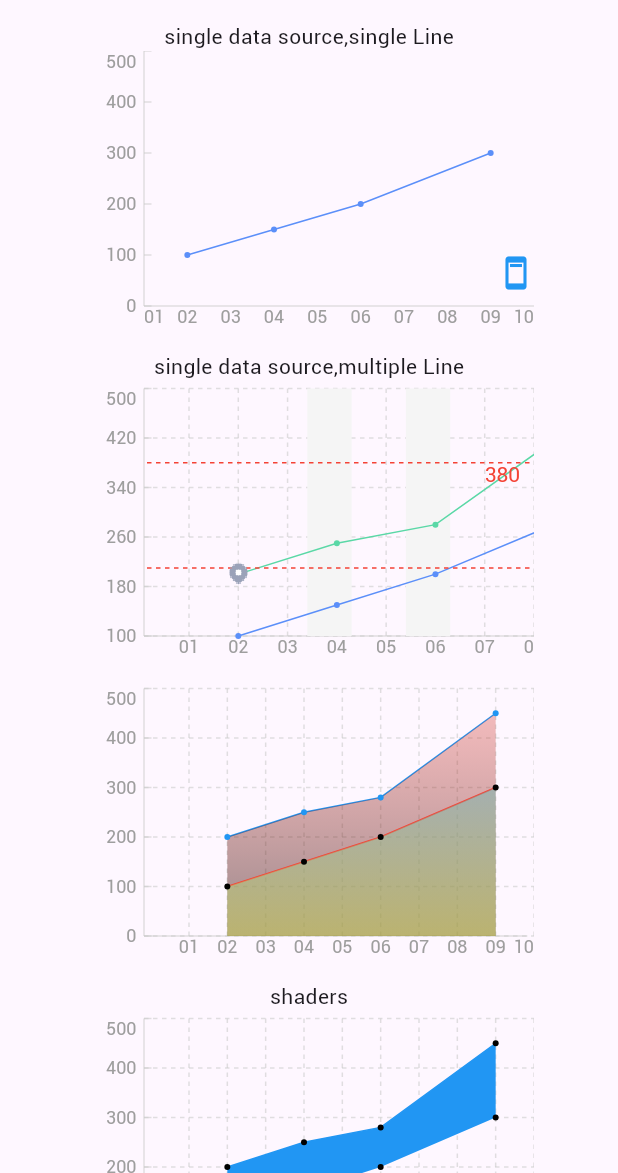
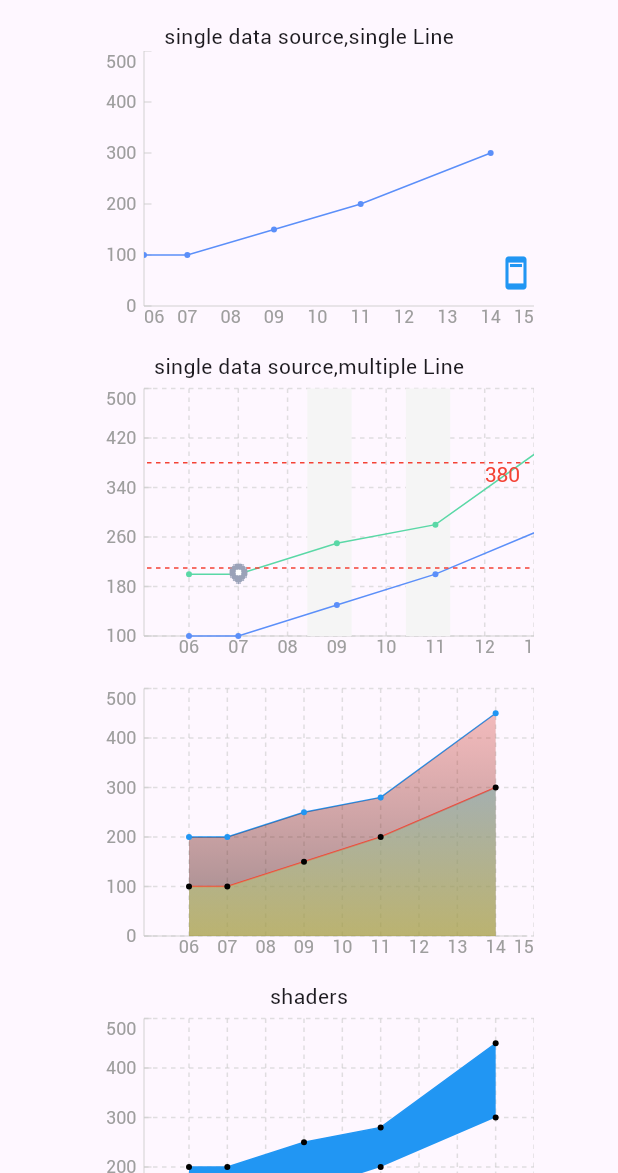
Before and after one commit to JDongKhan/flutter_chart, a Flutter app: the screen it shows after launch, after a tap on "Line", on a phone screen of 412 x 824 dp, the part 63-1236 px from its top. Run offline on Flutter 3.47's test engine with Material 3 defaults, Android fonts, the phone set to English and light mode, and no system bars; our stand-ins replace path_drawing.

Commit message:
调整最后一个位置的逻辑

```diff
--- a/example/lib/page/line_demo_page.dart
+++ b/example/lib/page/line_demo_page.dart
@@ -13,7 +13,7 @@ class LineChartDemoPage extends StatefulWidget {
 }
 
 class _LineChartDemoPageState extends State<LineChartDemoPage> {
-  final DateTime startTime = DateTime(2023, 1, 1);
+  final DateTime startTime = DateTime.now();
   ui.Image? logoImage;
 
   @override
@@ -29,6 +29,12 @@ class _LineChartDemoPageState extends State<LineChartDemoPage> {
   @override
   Widget build(BuildContext context) {
     final List<Map> dataList = [
+      {
+        'time': startTime.add(const Duration(days: 0)),
+        'value1': 100,
+        'value2': 200,
+        'value3': 300,
+      },
       {
         'time': startTime.add(const Duration(days: 1)),
         'value1': 100,
--- a/lib/src/coordinate/chart_dimensions_coordinate_render.dart
+++ b/lib/src/coordinate/chart_dimensions_coordinate_render.dart
@@ -7,8 +7,6 @@ typedef DimensionsChartCoordinateRender = ChartDimensionsCoordinateRender;
 
 /// 象限坐标系
 class ChartDimensionsCoordinateRender extends ChartCoordinateRender {
-
-
   ChartDimensionsCoordinateRender({
     super.margin = const EdgeInsets.only(left: 30, top: 0, right: 0, bottom: 25),
     super.padding = const EdgeInsets.only(left: 30, top: 0, right: 0, bottom: 0),
@@ -93,7 +91,10 @@ class ChartDimensionsCoordinateRender extends ChartCoordinateRender {
           vv = vv.toInt();
         }
         num yValue = vv;
-        Offset point = state.layout.transform.transformPoint(Offset(xStartValue * xAxis.density + offset.dx, yValue * yA.density), containPadding: false, adjustDirection: true);
+        Offset point = state.layout.transform.transformPoint(
+            Offset(xStartValue * xAxis.density + offset.dx, yValue * yA.density),
+            containPadding: false,
+            adjustDirection: true);
         //绘制文本
         if (yA.drawLabel) {
           String text = yA.formatter?.call(i) ?? '${min + vv}';
@@ -123,7 +124,11 @@ class ChartDimensionsCoordinateRender extends ChartCoordinateRender {
   ///绘制虚线
   void _drawYGridLine(ChartsState state, YAxis yA, Canvas canvas, Offset point, int index) {
     final Matrix4 matrix = Matrix4.identity()..translate(point.dx, point.dy);
-    canvas.drawPath(yA.getDashPath(index, Offset(state.layout.size.width - state.layout.margin.horizontal, 0)).transform(matrix.storage), yA.linePaint);
+    canvas.drawPath(
+        yA
+            .getDashPath(index, Offset(state.layout.size.width - state.layout.margin.horizontal, 0))
+            .transform(matrix.storage),
+        yA.linePaint);
   }
 
   ///绘制Y轴文本
@@ -152,14 +157,17 @@ class ChartDimensionsCoordinateRender extends ChartCoordinateRender {
 
   ///绘制y轴指示器
   void _drawYDivider(ChartsState state, YAxis yA, Canvas canvas, Offset point, num yValue) {
-    Offset endPoint = state.layout.transform.transformPoint(Offset(5, yValue * yA.density), containPadding: false, adjustDirection: true, yOffset: true);
+    Offset endPoint = state.layout.transform
+        .transformPoint(Offset(5, yValue * yA.density), containPadding: false, adjustDirection: true, yOffset: true);
     canvas.drawLine(point, endPoint, yA.linePaint);
   }
 
   ///绘制y轴line
   void _drawYLine(ChartsState state, YAxis yA, Canvas canvas) {
-    Offset startPoint = state.layout.transform.transformPoint(const Offset(0, 0), containPadding: false, adjustDirection: true);
-    Offset endPoint = state.layout.transform.transformPoint(Offset(0, (yA.max - yA.min) * yA.density), containPadding: false, adjustDirection: true);
+    Offset startPoint =
+        state.layout.transform.transformPoint(const Offset(0, 0), containPadding: false, adjustDirection: true);
+    Offset endPoint = state.layout.transform
+        .transformPoint(Offset(0, (yA.max - yA.min) * yA.density), containPadding: false, adjustDirection: true);
     canvas.drawLine(startPoint, endPoint, yA.linePaint);
   }
 
@@ -190,8 +198,10 @@ class ChartDimensionsCoordinateRender extends ChartCoordinateRender {
       }
       num xValue = interval * i;
 
-      Offset point = state.layout.transform.transformPoint(Offset(xValue * xAxis.density, 0), containPadding: true, adjustDirection: true, xOffset: true);
-      Offset nextPoint = state.layout.transform.transformPoint(Offset(interval * (i + 1) * xAxis.density, 0), containPadding: true, adjustDirection: true, xOffset: true);
+      Offset point = state.layout.transform.transformPoint(Offset(xValue * xAxis.density, 0),
+          containPadding: true, adjustDirection: true, xOffset: true);
+      Offset nextPoint = state.layout.transform.transformPoint(Offset(interval * (i + 1) * xAxis.density, 0),
+          containPadding: true, adjustDirection: true, xOffset: true);
       // // 判断下一个点是否超出，因为这个和下个点之间可能有文案要显示
       // // 避免多余绘制，只绘制屏幕内容
       if (nextPoint.dx < 0) {
@@ -201,8 +211,10 @@ class ChartDimensionsCoordinateRender extends ChartCoordinateRender {
       if (xAxis.drawLabel) {
         String? text = xAxis.formatter?.call(i);
         if (text != null) {
-          oft = _drawXTextPaint(xAxis, canvas, text, size, point.dx, point.dy,
-              first: (i == 0) && state.layout.transform.needAdjustFirst(), end: (i == count) && state.layout.transform.needAdjustLast());
+          bool adjustEnd = (i == count) && state.layout.transform.needAdjustLast();
+          bool adjustFirst = (i == 0) && state.layout.transform.needAdjustFirst();
+          oft = _drawXTextPaint(xAxis, canvas, text, state, point.dx, point.dy,
+              adjustFirst: adjustFirst, adjustEnd: adjustEnd);
         }
       }
       //根据调整过的位置再比较
@@ -217,7 +229,7 @@ class ChartDimensionsCoordinateRender extends ChartCoordinateRender {
           double left = state.layout.left + density * interval * newValue;
           left = state.layout.transform.withXScroll(left);
           if (newText != null) {
-            _drawXTextPaint(xAxis, canvas, newText, size, left, point.dy);
+            _drawXTextPaint(xAxis, canvas, newText, state, left, point.dy);
           }
         }
       }
@@ -251,17 +263,31 @@ class ChartDimensionsCoordinateRender extends ChartCoordinateRender {
   ///绘制虚线
   void _drawXGridLine(ChartsState state, Canvas canvas, Offset point, int index) {
     final Matrix4 matrix = Matrix4.identity()..translate(point.dx, state.layout.margin.top);
-    canvas.drawPath(xAxis.getDashPath(index, Offset(0, state.layout.size.height - state.layout.margin.vertical)).transform(matrix.storage), xAxis.linePaint);
+    canvas.drawPath(
+        xAxis
+            .getDashPath(index, Offset(0, state.layout.size.height - state.layout.margin.vertical))
+            .transform(matrix.storage),
+        xAxis.linePaint);
   }
 
   ///绘制指示器
   void _drawXDivider(ChartsState state, Canvas canvas, Offset point, num xValue) {
-    Offset endPoint = state.layout.transform.transformPoint(Offset(xValue * xAxis.density, 5), containPadding: true, adjustDirection: true, xOffset: true);
+    Offset endPoint = state.layout.transform
+        .transformPoint(Offset(xValue * xAxis.density, 5), containPadding: true, adjustDirection: true, xOffset: true);
     canvas.drawLine(point, endPoint, xAxis.linePaint);
   }
 
   ///绘制x轴文本
-  Offset _drawXTextPaint(XAxis axis, Canvas canvas, String text, Size size, double left, double top, {bool first = false, bool end = false}) {
+  Offset _drawXTextPaint(
+    XAxis axis,
+    Canvas canvas,
+    String text,
+    ChartsState state,
+    double left,
+    double top, {
+    bool adjustFirst = false,
+    bool adjustEnd = false,
+  }) {
     var textPainter = xAxis._textPainter[text];
     if (textPainter == null) {
       //layout耗性能，只做一次即可
@@ -276,10 +302,14 @@ class ChartDimensionsCoordinateRender extends ChartCoordinateRender {
       textPainter.layout(); // 进行布局
       xAxis._textPainter[text] = textPainter;
     }
-    Offset offset = Offset(
-      end ? left - textPainter.width : (first ? left : left - textPainter.width / 2),
-      top,
-    );
+    double textWidth = textPainter.width;
+    double x = left - textWidth / 2;
+    if (adjustFirst) {
+      x = left;
+    } else if (adjustEnd && (left + textWidth / 2) >= state.layout.size.width) {
+      x = left - textWidth;
+    }
+    Offset offset = Offset(x, top);
     textPainter.paint(
       canvas,
       offset,
@@ -289,8 +319,12 @@ class ChartDimensionsCoordinateRender extends ChartCoordinateRender {
 
   ///绘制x轴line
   void _drawXLine(ChartsState state, Canvas canvas) {
-    Offset startPoint = state.layout.transform.transformPoint(const Offset(0, 0), containPadding: false, adjustDirection: true);
-    Offset endPoint = state.layout.transform.transformPoint(Offset((xAxis.count * xAxis.interval + 1) * xAxis.density, 0), containPadding: false, adjustDirection: true);
+    Offset startPoint =
+        state.layout.transform.transformPoint(const Offset(0, 0), containPadding: false, adjustDirection: true);
+    Offset endPoint = state.layout.transform.transformPoint(
+        Offset((xAxis.count * xAxis.interval + 1) * xAxis.density, 0),
+        containPadding: false,
+        adjustDirection: true);
     canvas.drawLine(startPoint, endPoint, xAxis.linePaint);
   }
 
@@ -443,7 +477,11 @@ class ChartInvertDimensionsCoordinateRender extends ChartDimensionsCoordinateRen
   @override
   void _drawYGridLine(ChartsState state, YAxis yA, Canvas canvas, Offset point, int index) {
     final Matrix4 matrix = Matrix4.identity()..translate(point.dx, state.layout.margin.top);
-    canvas.drawPath(yA.getDashPath(index, Offset(0, state.layout.size.height - state.layout.margin.vertical)).transform(matrix.storage), yA.linePaint);
+    canvas.drawPath(
+        yA
+            .getDashPath(index, Offset(0, state.layout.size.height - state.layout.margin.vertical))
+            .transform(matrix.storage),
+        yA.linePaint);
   }
 
   ///绘制Y轴文本
@@ -464,7 +502,8 @@ class ChartInvertDimensionsCoordinateRender extends ChartDimensionsCoordinateRen
     }
     textPainter.paint(
       canvas,
-      Offset(middle ? left - textPainter.width / 2 : left - textPainter.width, isTop ? top - textPainter.height : top + 5),
+      Offset(
+          middle ? left - textPainter.width / 2 : left - textPainter.width, isTop ? top - textPainter.height : top + 5),
     ); // 进行绘制
   }
 
@@ -472,12 +511,14 @@ class ChartInvertDimensionsCoordinateRender extends ChartDimensionsCoordinateRen
   @override
   void _drawXGridLine(ChartsState state, Canvas canvas, Offset point, int index) {
     final Matrix4 matrix = Matrix4.identity()..translate(point.dx, point.dy);
-    canvas.drawPath(xAxis.getDashPath(index, Offset(state.layout.size.width, 0)).transform(matrix.storage), xAxis.linePaint);
+    canvas.drawPath(
+        xAxis.getDashPath(index, Offset(state.layout.size.width, 0)).transform(matrix.storage), xAxis.linePaint);
   }
 
   ///绘制x轴文本
   @override
-  Offset _drawXTextPaint(XAxis axis, Canvas canvas, String text, Size size, double left, double top, {bool first = false, bool end = false}) {
+  Offset _drawXTextPaint(XAxis axis, Canvas canvas, String text, ChartsState state, double left, double top,
+      {bool adjustFirst = false, bool adjustEnd = false}) {
     var textPainter = xAxis._textPainter[text];
     if (textPainter == null) {
       //layout耗性能，只做一次即可
@@ -492,7 +533,8 @@ class ChartInvertDimensionsCoordinateRender extends ChartDimensionsCoordinateRen
       textPainter.layout(); // 进行布局
       xAxis._textPainter[text] = textPainter;
     }
-    Offset offset = Offset(margin.left - textPainter.width - 5, end ? top : (first ? top - textPainter.height : top - textPainter.height / 2));
+    Offset offset = Offset(margin.left - textPainter.width - 5,
+        adjustEnd ? top : (adjustFirst ? top - textPainter.height : top - textPainter.height / 2));
     textPainter.paint(canvas, offset); // 进行绘制
     return offset;
   }
```
